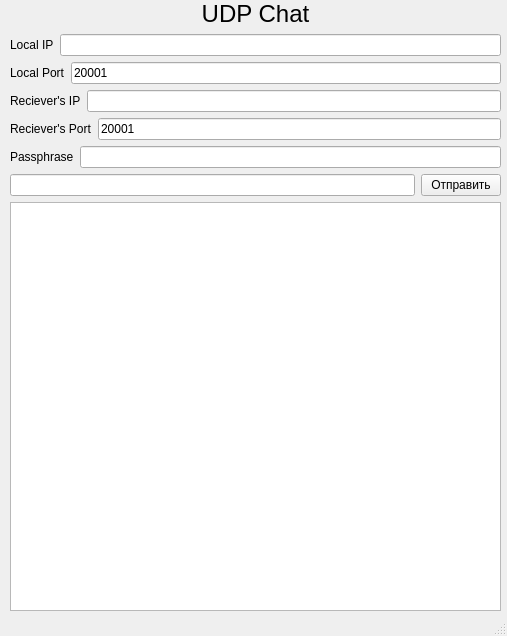
This is client.ui in Yarosvet/udp_chat as Qt 5 draws it before an edit. The edited form follows.
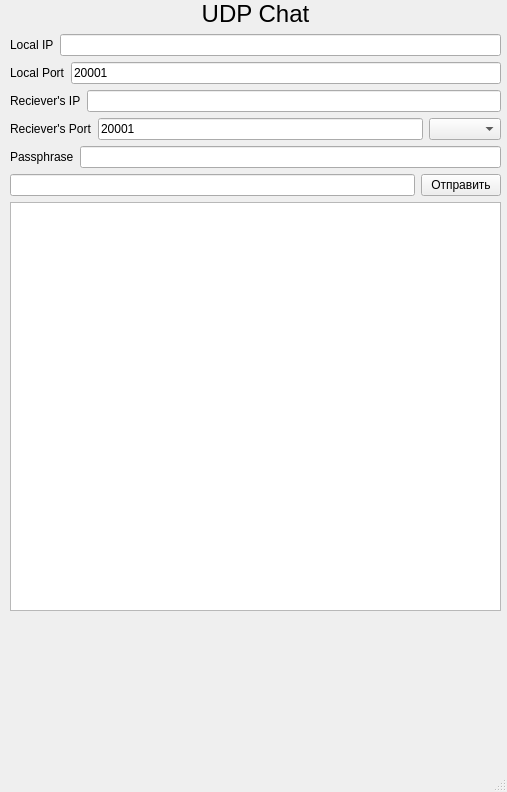
This is the edited form.

What changed in the file:
```diff
--- a/client.ui
+++ b/client.ui
@@ -7,7 +7,7 @@
     <x>0</x>
     <y>0</y>
     <width>507</width>
-    <height>636</height>
+    <height>792</height>
    </rect>
   </property>
   <property name="minimumSize">
@@ -155,6 +155,9 @@
          </property>
         </widget>
        </item>
+       <item>
+        <widget class="QComboBox" name="comboBox"/>
+       </item>
       </layout>
      </item>
      <item>
```
